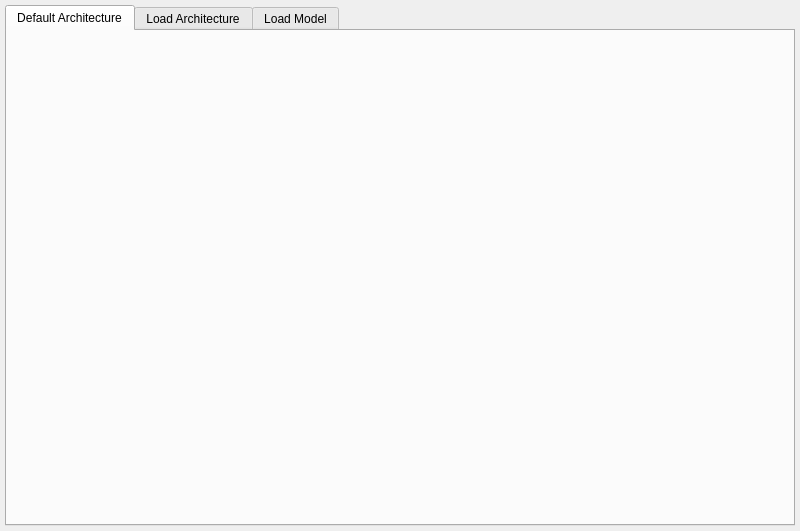
Old version of the form UI_files/modelPage.ui in the repository ZhiyuNoel/BioLearning.
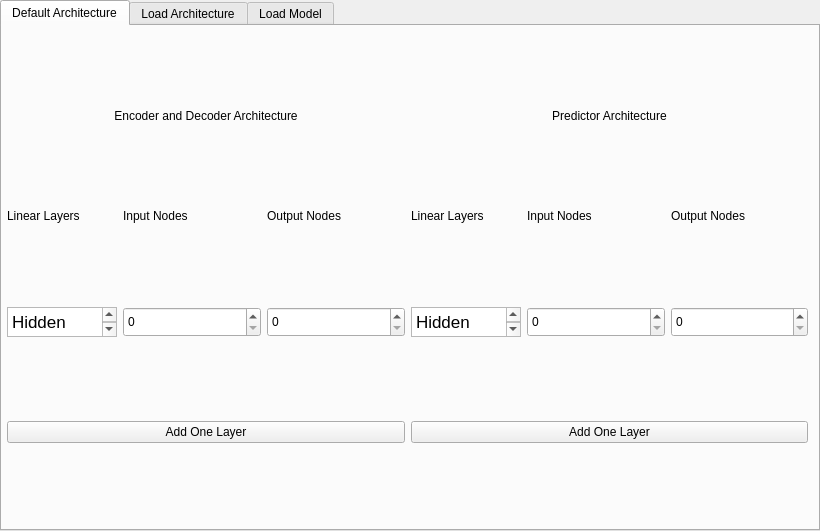
New version of the form.

Commit message: Finish the basic construction of Default tab in Model Page

```diff
--- a/UI_files/modelPage.ui
+++ b/UI_files/modelPage.ui
@@ -6,20 +6,23 @@
    <rect>
     <x>0</x>
     <y>0</y>
-    <width>800</width>
+    <width>820</width>
     <height>531</height>
    </rect>
   </property>
   <property name="windowTitle">
    <string>Form</string>
   </property>
+  <property name="layoutDirection">
+   <enum>Qt::LeftToRight</enum>
+  </property>
   <widget class="QTabWidget" name="tabWidget">
    <property name="geometry">
     <rect>
-     <x>5</x>
-     <y>5</y>
-     <width>790</width>
-     <height>521</height>
+     <x>0</x>
+     <y>0</y>
+     <width>820</width>
+     <height>531</height>
     </rect>
    </property>
    <property name="currentIndex">
@@ -29,6 +32,336 @@
     <attribute name="title">
      <string>Default Architecture</string>
     </attribute>
+    <widget class="QWidget" name="horizontalLayoutWidget">
+     <property name="geometry">
+      <rect>
+       <x>0</x>
+       <y>0</y>
+       <width>811</width>
+       <height>501</height>
+      </rect>
+     </property>
+     <layout class="QHBoxLayout" name="horizontalLayout">
+      <property name="leftMargin">
+       <number>5</number>
+      </property>
+      <property name="topMargin">
+       <number>5</number>
+      </property>
+      <property name="rightMargin">
+       <number>5</number>
+      </property>
+      <property name="bottomMargin">
+       <number>5</number>
+      </property>
+      <item>
+       <layout class="QVBoxLayout" name="EncoderLayout">
+        <item>
+         <widget class="QLabel" name="EncoderLabel">
+          <property name="maximumSize">
+           <size>
+            <width>16777215</width>
+            <height>15</height>
+           </size>
+          </property>
+          <property name="layoutDirection">
+           <enum>Qt::LeftToRight</enum>
+          </property>
+          <property name="midLineWidth">
+           <number>0</number>
+          </property>
+          <property name="text">
+           <string>Encoder and Decoder Architecture</string>
+          </property>
+          <property name="alignment">
+           <set>Qt::AlignHCenter|Qt::AlignTop</set>
+          </property>
+         </widget>
+        </item>
+        <item>
+         <layout class="QHBoxLayout" name="horizontalLayout_6">
+          <property name="bottomMargin">
+           <number>0</number>
+          </property>
+          <item>
+           <widget class="QLabel" name="EncoderLabelTxt">
+            <property name="maximumSize">
+             <size>
+              <width>110</width>
+              <height>15</height>
+             </size>
+            </property>
+            <property name="text">
+             <string>Linear Layers</string>
+            </property>
+           </widget>
+          </item>
+          <item>
+           <widget class="QLabel" name="EncoderLabelIn">
+            <property name="maximumSize">
+             <size>
+              <width>16777215</width>
+              <height>15</height>
+             </size>
+            </property>
+            <property name="text">
+             <string>Input Nodes</string>
+            </property>
+           </widget>
+          </item>
+          <item>
+           <widget class="QLabel" name="EncoderLabelOut">
+            <property name="maximumSize">
+             <size>
+              <width>16777215</width>
+              <height>15</height>
+             </size>
+            </property>
+            <property name="text">
+             <string>Output Nodes</string>
+            </property>
+           </widget>
+          </item>
+         </layout>
+        </item>
+        <item>
+         <layout class="QHBoxLayout" name="horizontalLayout_2">
+          <item>
+           <widget class="QTextBrowser" name="EncoderTxt">
+            <property name="maximumSize">
+             <size>
+              <width>110</width>
+              <height>30</height>
+             </size>
+            </property>
+            <property name="html">
+             <string>&lt;!DOCTYPE HTML PUBLIC &quot;-//W3C//DTD HTML 4.0//EN&quot; &quot;http://www.w3.org/TR/REC-html40/strict.dtd&quot;&gt;
+&lt;html&gt;&lt;head&gt;&lt;meta name=&quot;qrichtext&quot; content=&quot;1&quot; /&gt;&lt;meta charset=&quot;utf-8&quot; /&gt;&lt;style type=&quot;text/css&quot;&gt;
+p, li { white-space: pre-wrap; }
+hr { height: 1px; border-width: 0; }
+li.unchecked::marker { content: &quot;\2610&quot;; }
+li.checked::marker { content: &quot;\2612&quot;; }
+&lt;/style&gt;&lt;/head&gt;&lt;body style=&quot; font-family:'.AppleSystemUIFont'; font-size:13pt; font-weight:400; font-style:normal;&quot;&gt;
+&lt;p style=&quot; margin-top:0px; margin-bottom:0px; margin-left:0px; margin-right:0px; -qt-block-indent:0; text-indent:0px;&quot;&gt;Hidden Layer 1&lt;/p&gt;&lt;/body&gt;&lt;/html&gt;</string>
+            </property>
+           </widget>
+          </item>
+          <item>
+           <widget class="QSpinBox" name="encoderSpinIn">
+            <property name="minimumSize">
+             <size>
+              <width>0</width>
+              <height>30</height>
+             </size>
+            </property>
+            <property name="maximumSize">
+             <size>
+              <width>16777215</width>
+              <height>16777215</height>
+             </size>
+            </property>
+           </widget>
+          </item>
+          <item>
+           <widget class="QSpinBox" name="encoderSpinOut">
+            <property name="minimumSize">
+             <size>
+              <width>0</width>
+              <height>30</height>
+             </size>
+            </property>
+            <property name="maximumSize">
+             <size>
+              <width>16777215</width>
+              <height>16777215</height>
+             </size>
+            </property>
+           </widget>
+          </item>
+         </layout>
+        </item>
+        <item>
+         <widget class="QPushButton" name="encoderAdd">
+          <property name="maximumSize">
+           <size>
+            <width>16777215</width>
+            <height>16777215</height>
+           </size>
+          </property>
+          <property name="focusPolicy">
+           <enum>Qt::StrongFocus</enum>
+          </property>
+          <property name="layoutDirection">
+           <enum>Qt::LeftToRight</enum>
+          </property>
+          <property name="text">
+           <string>Add One Layer</string>
+          </property>
+          <property name="default">
+           <bool>false</bool>
+          </property>
+          <property name="flat">
+           <bool>false</bool>
+          </property>
+         </widget>
+        </item>
+        <item>
+         <layout class="QHBoxLayout" name="horizontalLayout_4"/>
+        </item>
+       </layout>
+      </item>
+      <item>
+       <layout class="QVBoxLayout" name="PredictorLayout">
+        <item>
+         <widget class="QLabel" name="PredictorLabel">
+          <property name="maximumSize">
+           <size>
+            <width>16777215</width>
+            <height>15</height>
+           </size>
+          </property>
+          <property name="layoutDirection">
+           <enum>Qt::LeftToRight</enum>
+          </property>
+          <property name="midLineWidth">
+           <number>0</number>
+          </property>
+          <property name="text">
+           <string>Predictor Architecture</string>
+          </property>
+          <property name="alignment">
+           <set>Qt::AlignHCenter|Qt::AlignTop</set>
+          </property>
+         </widget>
+        </item>
+        <item>
+         <layout class="QHBoxLayout" name="horizontalLayout_7">
+          <property name="bottomMargin">
+           <number>0</number>
+          </property>
+          <item>
+           <widget class="QLabel" name="PredictorTxt">
+            <property name="maximumSize">
+             <size>
+              <width>110</width>
+              <height>15</height>
+             </size>
+            </property>
+            <property name="text">
+             <string>Linear Layers</string>
+            </property>
+           </widget>
+          </item>
+          <item>
+           <widget class="QLabel" name="PredictorLabelIn">
+            <property name="maximumSize">
+             <size>
+              <width>16777215</width>
+              <height>15</height>
+             </size>
+            </property>
+            <property name="text">
+             <string>Input Nodes</string>
+            </property>
+           </widget>
+          </item>
+          <item>
+           <widget class="QLabel" name="PredictorLabelOut">
+            <property name="maximumSize">
+             <size>
+              <width>16777215</width>
+              <height>15</height>
+             </size>
+            </property>
+            <property name="text">
+             <string>Output Nodes</string>
+            </property>
+           </widget>
+          </item>
+         </layout>
+        </item>
+        <item>
+         <layout class="QHBoxLayout" name="horizontalLayout_3">
+          <item>
+           <widget class="QTextBrowser" name="predictorTxt">
+            <property name="maximumSize">
+             <size>
+              <width>110</width>
+              <height>30</height>
+             </size>
+            </property>
+            <property name="html">
+             <string>&lt;!DOCTYPE HTML PUBLIC &quot;-//W3C//DTD HTML 4.0//EN&quot; &quot;http://www.w3.org/TR/REC-html40/strict.dtd&quot;&gt;
+&lt;html&gt;&lt;head&gt;&lt;meta name=&quot;qrichtext&quot; content=&quot;1&quot; /&gt;&lt;meta charset=&quot;utf-8&quot; /&gt;&lt;style type=&quot;text/css&quot;&gt;
+p, li { white-space: pre-wrap; }
+hr { height: 1px; border-width: 0; }
+li.unchecked::marker { content: &quot;\2610&quot;; }
+li.checked::marker { content: &quot;\2612&quot;; }
+&lt;/style&gt;&lt;/head&gt;&lt;body style=&quot; font-family:'.AppleSystemUIFont'; font-size:13pt; font-weight:400; font-style:normal;&quot;&gt;
+&lt;p style=&quot; margin-top:0px; margin-bottom:0px; margin-left:0px; margin-right:0px; -qt-block-indent:0; text-indent:0px;&quot;&gt;Hidden Layer 1&lt;/p&gt;&lt;/body&gt;&lt;/html&gt;</string>
+            </property>
+           </widget>
+          </item>
+          <item>
+           <widget class="QSpinBox" name="PredictorSpin1">
+            <property name="minimumSize">
+             <size>
+              <width>0</width>
+              <height>30</height>
+             </size>
+            </property>
+            <property name="maximumSize">
+             <size>
+              <width>16777215</width>
+              <height>16777215</height>
+             </size>
+            </property>
+           </widget>
+          </item>
+          <item>
+           <widget class="QSpinBox" name="PredictorSpin2">
+            <property name="minimumSize">
+             <size>
+              <width>0</width>
+              <height>30</height>
+             </size>
+            </property>
+           </widget>
+          </item>
+         </layout>
+        </item>
+        <item>
+         <widget class="QPushButton" name="predictorAdd">
+          <property name="maximumSize">
+           <size>
+            <width>16777215</width>
+            <height>16777215</height>
+           </size>
+          </property>
+          <property name="focusPolicy">
+           <enum>Qt::StrongFocus</enum>
+          </property>
+          <property name="layoutDirection">
+           <enum>Qt::LeftToRight</enum>
+          </property>
+          <property name="text">
+           <string>Add One Layer</string>
+          </property>
+          <property name="default">
+           <bool>false</bool>
+          </property>
+          <property name="flat">
+           <bool>false</bool>
+          </property>
+         </widget>
+        </item>
+        <item>
+         <layout class="QHBoxLayout" name="horizontalLayout_8"/>
+        </item>
+       </layout>
+      </item>
+     </layout>
+    </widget>
    </widget>
    <widget class="QWidget" name="tab_2">
     <attribute name="title">
```
The commit also changes 9 other files.
